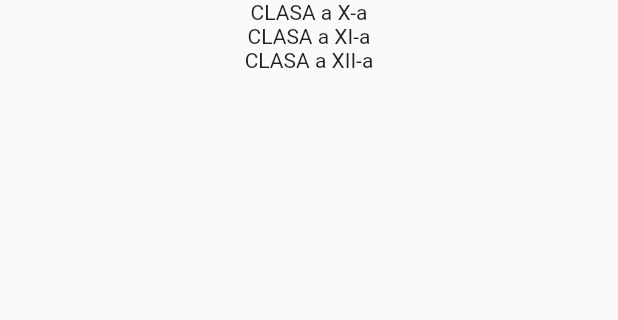
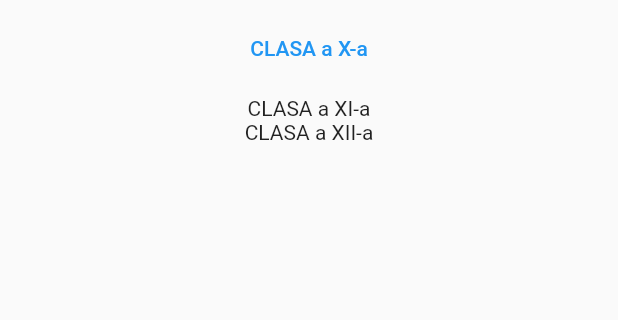
Before and after one commit to EduardRo/flt_amz_prj, a Flutter app: the MainPage screen opened directly, on a phone screen of 412 x 824 dp, the part 120-440 px from its top. Run offline on Flutter 3.47's test engine with Material 2 defaults, Android fonts, the phone set to English and light mode, and no system bars; our stand-ins replace percent_indicator; missing offline and left inert: dart:html.

Commit message:
memorator modif 12

```diff
--- a/lib/matematicon/widgets/class_menu.dart
+++ b/lib/matematicon/widgets/class_menu.dart
@@ -11,9 +11,15 @@ class ClassMenu extends StatelessWidget {
         child: Container(
           child: Column(children: [
             Container(
-              child: SizedBox(child: Text('CLASA a IX-a')),
+              child: Text('CLASA a IX-a'),
             ),
-            Text('CLASA a X-a'),
+            Container(
+              child: Padding(
+                padding: const EdgeInsets.all(8.0),
+                child:
+                    TextButton(onPressed: () => {}, child: Text('CLASA a X-a')),
+              ),
+            ),
             Text('CLASA a XI-a'),
             Text('CLASA a XII-a')
           ]),
```
